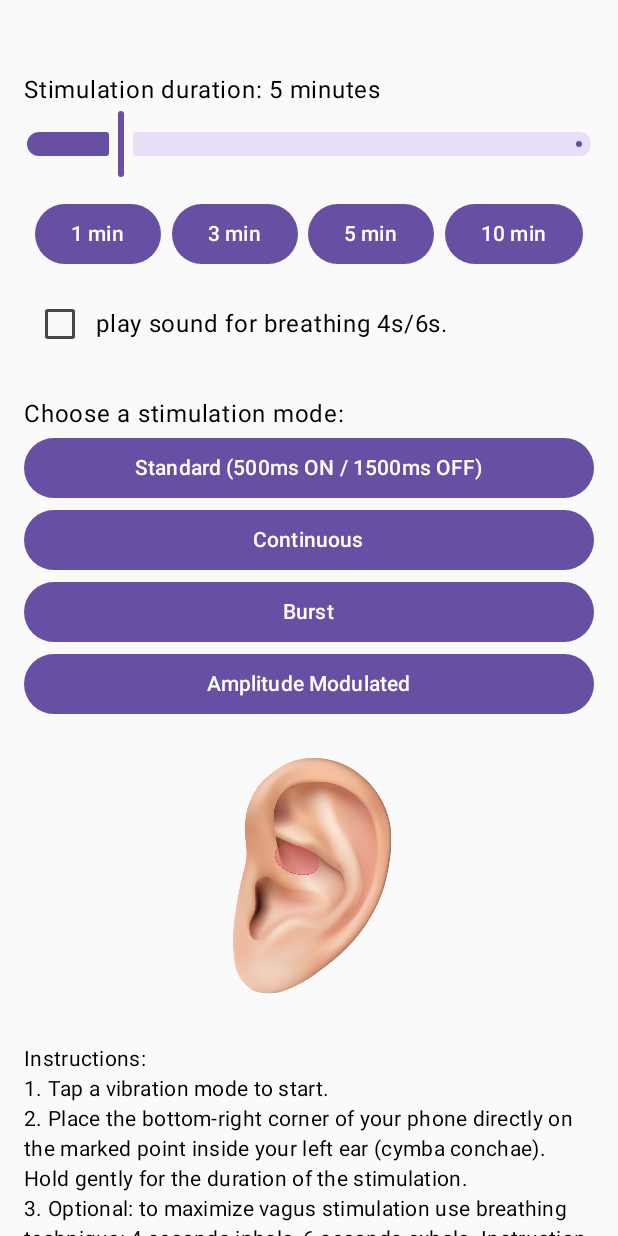
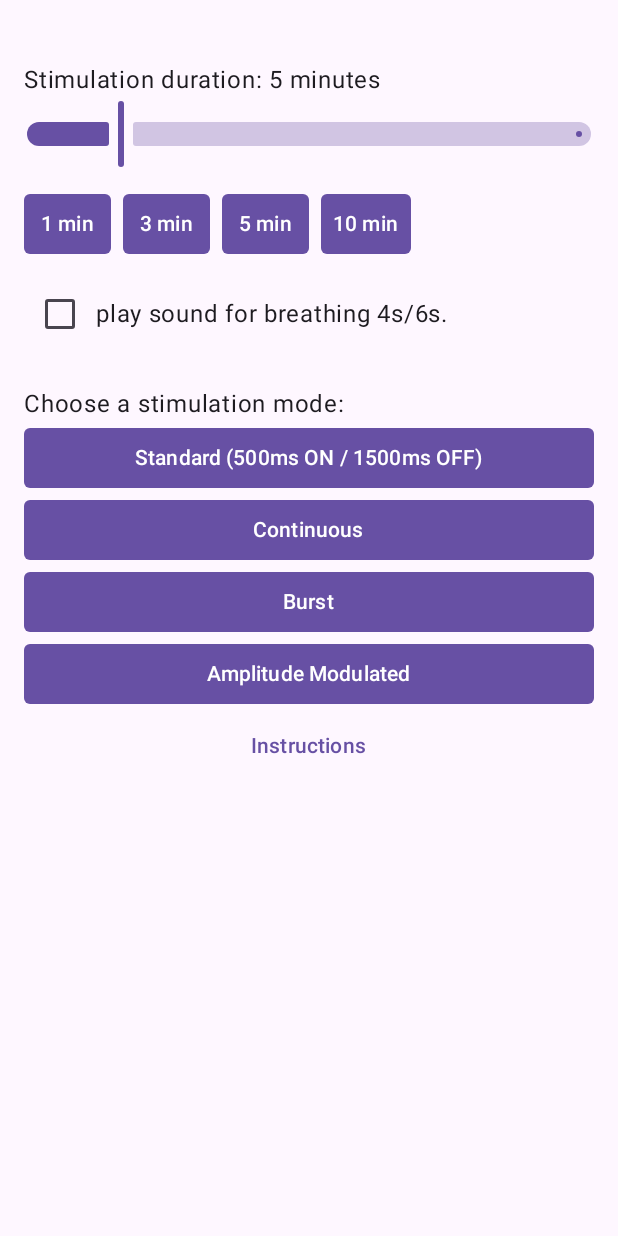
Before and after one commit to synapp009/NeuroCalm, an Android app built with Jetpack Compose: the screen it shows after launch (MainActivity), after a tap on "Stop", on a phone screen of 412 x 824 dp. Run offline under Robolectric (Android 15) with nearby library versions, the light colour scheme and no system bars; our stand-ins replace accompanist; 2 other taps on this screen came first.

Commit message:
adaptive design and design tweaks

```diff
--- a/app/build.gradle.kts
+++ b/app/build.gradle.kts
@@ -72,4 +72,5 @@ dependencies {
     implementation("androidx.core:core-ktx:1.12.0")
     implementation("androidx.appcompat:appcompat:1.6.1")
     implementation("com.google.android.material:material:1.9.0")
+    implementation("com.google.accompanist:accompanist-flowlayout:0.32.0")
 }
--- a/app/src/main/java/nodomain/synapp/neurocalm/MainActivity.kt
+++ b/app/src/main/java/nodomain/synapp/neurocalm/MainActivity.kt
@@ -6,6 +6,7 @@ import android.view.WindowManager
 import androidx.activity.ComponentActivity
 import androidx.activity.compose.setContent
 import androidx.compose.foundation.Image
+import androidx.compose.foundation.background
 import androidx.compose.foundation.layout.*
 import androidx.compose.material3.*
 import androidx.compose.runtime.*
@@ -14,6 +15,7 @@ import androidx.compose.ui.Modifier
 import androidx.compose.ui.graphics.Color
 import androidx.compose.ui.layout.ContentScale
 import androidx.compose.ui.platform.LocalContext
+import androidx.compose.ui.platform.LocalConfiguration
 import androidx.compose.ui.res.painterResource
 import androidx.compose.ui.res.stringResource
 import androidx.compose.ui.text.SpanStyle
@@ -24,6 +26,9 @@ import androidx.core.content.getSystemService
 import androidx.compose.ui.text.withStyle
 import androidx.compose.foundation.rememberScrollState
 import androidx.compose.foundation.verticalScroll
+import androidx.compose.foundation.layout.BoxWithConstraints
+import androidx.compose.foundation.shape.RoundedCornerShape
+import com.google.accompanist.flowlayout.FlowRow
 
 class MainActivity : ComponentActivity() {
     override fun onCreate(savedInstanceState: Bundle?) {
@@ -52,6 +57,10 @@ class MainActivity : ComponentActivity() {
 @Composable
 fun VagusStimUI(vibrator: Vibrator, showIntro: Boolean, onDismissIntro: () -> Unit) {
     val context = LocalContext.current
+    val configuration = LocalConfiguration.current
+    val screenHeight = configuration.screenHeightDp.dp
+    val dynamicTopPadding = screenHeight * 0.05f
+
     val mediaPlayer: MediaPlayer? = remember {
         MediaPlayer.create(context, R.raw.result)?.apply { isLooping = true }
     }
@@ -85,7 +94,7 @@ fun VagusStimUI(vibrator: Vibrator, showIntro: Boolean, onDismissIntro: () -> Un
                             .joinToString("\n") { "-${it.trim()}" }
                     )
                     Spacer(Modifier.height(8.dp))
-                    Text(stringResource(R.string.heat_warning), color = Color.Red)
+                    Text(stringResource(R.string.heat_warning), color = MaterialTheme.colorScheme.error)
                     Spacer(Modifier.height(8.dp))
                     Text(stringResource(R.string.disclaimer))
                 }
@@ -101,15 +110,44 @@ fun VagusStimUI(vibrator: Vibrator, showIntro: Boolean, onDismissIntro: () -> Un
         )
     }
 
-    Column(Modifier.padding(top = 48.dp, start = 16.dp, end = 16.dp)) {
+    Scaffold { innerPadding ->
+        BoxWithConstraints {
+            val isSmallScreen = maxWidth < 360.dp
+            Column(
+                Modifier
+                    .padding(innerPadding)
+                    .padding(top = dynamicTopPadding, start = 16.dp, end = 16.dp)
+                    .fillMaxSize()
+                    .verticalScroll(rememberScrollState())
+            ) {
                 Text(stringResource(R.string.duration_label) + " ${minutes.toInt()} " + stringResource(R.string.minutes))
-        Slider(value = minutes, onValueChange = { minutes = it }, valueRange = 0f..30f, enabled = !isVibrating)
+                Slider(
+                    value = minutes,
+                    onValueChange = { minutes = it },
+                    valueRange = 0f..30f,
+                    enabled = !isVibrating,
+                    colors = SliderDefaults.colors(
+                        thumbColor = MaterialTheme.colorScheme.primary,
+                        activeTrackColor = MaterialTheme.colorScheme.primary,
+                        inactiveTrackColor = MaterialTheme.colorScheme.primary.copy(alpha = 0.3f)
+                    )
+                )
+
 
                 Spacer(Modifier.height(12.dp))
 
-        Row(Modifier.fillMaxWidth(), horizontalArrangement = Arrangement.SpaceEvenly) {
+                FlowRow(
+                    mainAxisSpacing = 8.dp,
+                    crossAxisSpacing = 8.dp,
+                    modifier = Modifier.fillMaxWidth()
+                ) {
                     listOf(1f, 3f, 5f, 10f).forEach { preset ->
-                Button(onClick = { minutes = preset }, enabled = !isVibrating) {
+                        Button(
+                            onClick = { minutes = preset },
+                            enabled = !isVibrating,
+                            shape = RoundedCornerShape(4.dp), // minimale Rundung
+                            contentPadding = PaddingValues(horizontal = 8.dp, vertical = 4.dp) // weniger Abstand
+                        ) {
                             Text("${preset.toInt()} min")
                         }
                     }
@@ -127,52 +165,27 @@ fun VagusStimUI(vibrator: Vibrator, showIntro: Boolean, onDismissIntro: () -> Un
                 if (!isVibrating) {
                     Text(stringResource(R.string.choose_mode))
 
-            Button(onClick = {
+                    listOf(
+                        stringResource(R.string.standard) to ::startStandardVibration,
+                        stringResource(R.string.continuous) to ::startContinuousVibration,
+                        stringResource(R.string.burst) to ::startBurstVibration,
+                        stringResource(R.string.am) to ::startAmplitudeModulatedVibration
+                    ).forEach { (label, function) ->
+                        Button(
+                            onClick = {
                                 if (playSound) mediaPlayer?.start()
                                 isVibrating = true
-                threadHandle = startStandardVibration(vibrator, minutes) {
+                                threadHandle = function(vibrator, minutes) {
                                     isVibrating = false
                                     mediaPlayer?.pause()
                                     mediaPlayer?.seekTo(0)
                                 }
-            }, modifier = Modifier.fillMaxWidth()) {
-                Text(stringResource(R.string.standard))
+                            },
+                            modifier = Modifier.fillMaxWidth(),
+                            shape = RoundedCornerShape(4.dp)
+                        ) {
+                            Text(label)
                         }
-
-            Button(onClick = {
-                if (playSound) mediaPlayer?.start()
-                isVibrating = true
-                threadHandle = startContinuousVibration(vibrator, minutes) {
-                    isVibrating = false
-                    mediaPlayer?.pause()
-                    mediaPlayer?.seekTo(0)
-                }
-            }, modifier = Modifier.fillMaxWidth()) {
-                Text(stringResource(R.string.continuous))
-            }
-
-            Button(onClick = {
-                if (playSound) mediaPlayer?.start()
-                isVibrating = true
-                threadHandle = startBurstVibration(vibrator, minutes) {
-                    isVibrating = false
-                    mediaPlayer?.pause()
-                    mediaPlayer?.seekTo(0)
-                }
-            }, modifier = Modifier.fillMaxWidth()) {
-                Text(stringResource(R.string.burst))
-            }
-
-            Button(onClick = {
-                if (playSound) mediaPlayer?.start()
-                isVibrating = true
-                threadHandle = startAmplitudeModulatedVibration(vibrator, minutes) {
-                    isVibrating = false
-                    mediaPlayer?.pause()
-                    mediaPlayer?.seekTo(0)
-                }
-            }, modifier = Modifier.fillMaxWidth()) {
-                Text(stringResource(R.string.am))
                     }
                 }
 
@@ -185,28 +198,61 @@ fun VagusStimUI(vibrator: Vibrator, showIntro: Boolean, onDismissIntro: () -> Un
                         threadHandle = null
                         mediaPlayer?.pause()
                         mediaPlayer?.seekTo(0)
-            }, modifier = Modifier.fillMaxWidth()) {
+                    }, modifier = Modifier.fillMaxWidth(),shape = RoundedCornerShape(4.dp)) {
                         Text(stringResource(R.string.stop))
                     }
                 }
 
 
+                // State für das Dialogfenster
+                var showInstructions by remember { mutableStateOf(false) }
+                val instructionLabel = stringResource(R.string.instructions).substringBefore(":")
 
-        Column(
-            modifier = Modifier.fillMaxSize().verticalScroll(rememberScrollState())
+
+                Row(
+                    modifier = Modifier.fillMaxWidth(),
+                    horizontalArrangement = Arrangement.Center
                 ) {
+                    TextButton(onClick = { showInstructions = true }) {
+                        Text(instructionLabel)
+                    }
+                }
+
+// Der Dialog mit den Anleitungen
+                if (showInstructions) {
+                    AlertDialog(
+                        onDismissRequest = { showInstructions = false },
+                        title = { Text(instructionLabel) },
+                        text = {
+                            Column {
                                 Image(
-                painterResource(R.drawable.ear_diagram),
+                                    painter = painterResource(R.drawable.ear_diagram),
                                     contentDescription = stringResource(R.string.image_desc),
-                modifier = Modifier.fillMaxWidth().height(200.dp),
-                contentScale = ContentScale.Fit,
+                                    modifier = Modifier
+                                        .fillMaxWidth()
+                                        .height(200.dp),
+                                    contentScale = ContentScale.Fit
                                 )
-
-            Spacer(Modifier.height(16.dp))
-
-            Text(text = stringResource(R.string.instructions).replace("1.", "\n1.")
+                                Spacer(modifier = Modifier.height(16.dp))
+                                Text(
+                                    text = stringResource(R.string.instructions)
+                                        .substringAfter(":")
+                                        .replace("1.", "\n1.")
                                         .replace("2.", "\n2.")
-                .replace("3.", "\n3."), style = MaterialTheme.typography.bodyMedium)
+                                        .replace("3.", "\n3.")
+                                        .trim(),
+                                    style = MaterialTheme.typography.bodyMedium
+                                )
+                            }
+                        },
+                        confirmButton = {
+                            TextButton(onClick = { showInstructions = false }) {
+                                Text("OK")
+                            }
+                        }
+                    )
+                }
+            }
         }
     }
 }
```
Lines whose indentation alone changed are shown as unchanged.
